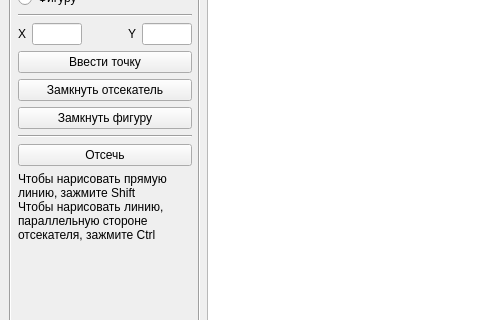
Before: the Qt Designer form lab_09/mainwindow.ui in AskaryanKarine/BMSTU-CG, drawn with Qt 5; both pictures show x 0 to 480 and y 169 to 489 of the 801 by 825 pixel window.
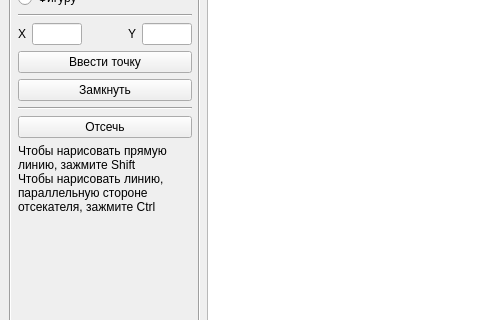
After: the same form once the commit is applied. Icons and pictures are not drawn.

```diff
--- a/lab_09/mainwindow.ui
+++ b/lab_09/mainwindow.ui
@@ -266,14 +266,7 @@
         <item>
          <widget class="QPushButton" name="pushButton_close_cut">
           <property name="text">
-           <string>Замкнуть отсекатель</string>
-          </property>
-         </widget>
-        </item>
-        <item>
-         <widget class="QPushButton" name="pushButton_close_line">
-          <property name="text">
-           <string>Замкнуть фигуру</string>
+           <string>Замкнуть</string>
           </property>
          </widget>
         </item>
```
